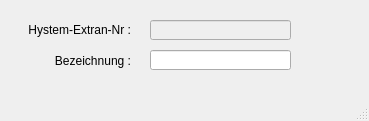
Above: templates/pumpentypen.ui from hoettges/QKan before the change. Below: the same form after it.
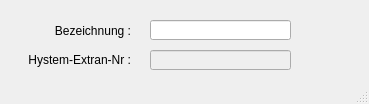
That is the form after the change.

The edit to the form file:
```diff
--- a/templates/pumpentypen.ui
+++ b/templates/pumpentypen.ui
@@ -7,7 +7,7 @@
     <x>0</x>
     <y>0</y>
     <width>369</width>
-    <height>121</height>
+    <height>104</height>
    </rect>
   </property>
   <property name="windowTitle">
@@ -21,7 +21,7 @@
     <property name="geometry">
      <rect>
       <x>10</x>
-      <y>20</y>
+      <y>50</y>
       <width>121</width>
       <height>21</height>
      </rect>
@@ -37,7 +37,7 @@
     <property name="geometry">
      <rect>
       <x>10</x>
-      <y>50</y>
+      <y>20</y>
       <width>121</width>
       <height>21</height>
      </rect>
@@ -53,7 +53,7 @@
     <property name="geometry">
      <rect>
       <x>150</x>
-      <y>50</y>
+      <y>20</y>
       <width>141</width>
       <height>20</height>
      </rect>
@@ -69,7 +69,7 @@
     <property name="geometry">
      <rect>
       <x>150</x>
-      <y>20</y>
+      <y>50</y>
       <width>141</width>
       <height>20</height>
      </rect>
```
